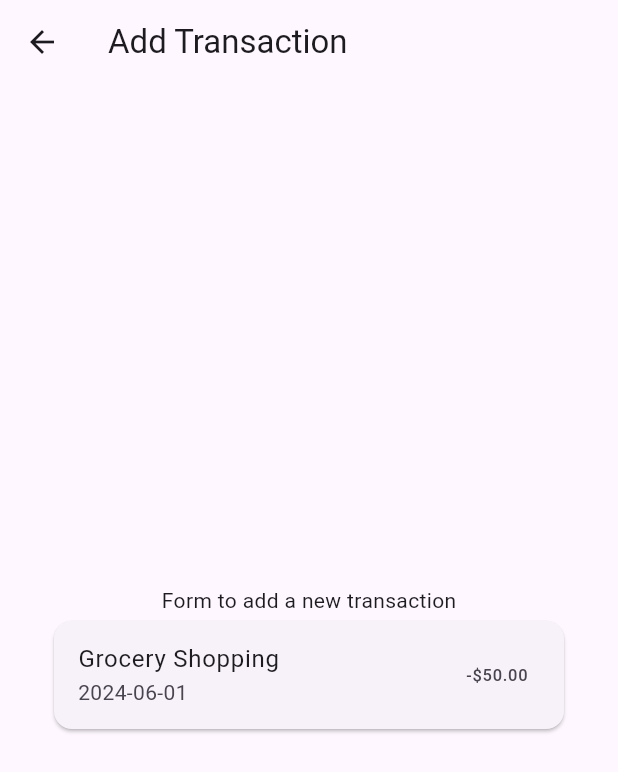
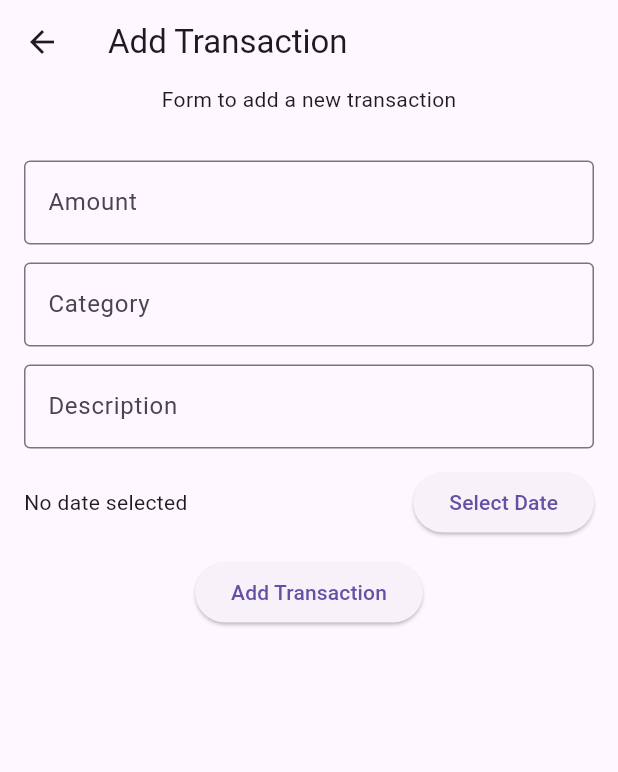
Before and after one commit to matteocivitillo/Personal-finance-tracker, a Flutter app: the screen it shows after launch, after a tap on the "add" icon, on a phone screen of 412 x 824 dp. Shown: the top 772 px of the screen. Run offline on Flutter 3.47's test engine with Material 3 defaults, Android fonts, the phone set to English and light mode, and no system bars; our stand-ins replace get, hive_flutter; accounts and stored records are empty.

Commit message:
TransactionController and AddTransaction

```diff
--- /dev/null
+++ b/lib/Controller/TransactionController.dart
@@ -0,0 +1,23 @@
+import 'package:flutter/material.dart';
+import 'package:personal_finance_tracker/models/transaction.dart';
+import 'package:get/get.dart';
+
+class TransactionController extends GetxController {
+  // Add your transaction management logic here
+  final transaction = <TransactionModel>[].obs;
+  final totalAmount = 0.0.obs;
+
+  void addTransaction(TransactionModel tx) {
+    transaction.add(tx);
+    totalAmount.value += tx.amount;
+  }
+
+  void removeTransaction(TransactionModel tx) {
+    transaction.remove(tx);
+    totalAmount.value -= tx.amount;
+  }
+
+  List<TransactionModel> get allTransactions => transaction;
+  double get total => totalAmount.value;
+
+}
--- a/lib/main.dart
+++ b/lib/main.dart
@@ -30,7 +30,7 @@ class PersonalFinanceApp extends StatelessWidget {
       initialRoute: '/',
       routes: {
         '/': (context) => const HomeScreen(),
-        '/add': (context) => const AddTransactionScreen(),
+        '/add': (context) => AddTransactionScreen(),
         '/stats': (context) => const StatsScreen(),
         '/detail': (context) => const TransactionDetailScreen(transactionId: '1'), // Placeholder, actual ID will be passed via onGenerateRoute
       },
--- a/lib/screens/add_transaction.dart
+++ b/lib/screens/add_transaction.dart
@@ -1,7 +1,17 @@
 import 'package:flutter/material.dart';
+import 'package:get/get.dart';
+import '../Controller/TransactionController.dart';
+import '../models/transaction.dart';
 
-class AddTransactionScreen extends StatelessWidget {
-  const AddTransactionScreen({super.key});
+class AddTransactionScreen extends StatefulWidget {
+  AddTransactionScreen({super.key});
+
+  @override
+  State<AddTransactionScreen> createState() => _AddTransactionScreenState();
+}
+
+class _AddTransactionScreenState extends State<AddTransactionScreen> {
+  final transactionController = Get.put(TransactionController());
 
   @override
   Widget build(BuildContext context) {
@@ -9,17 +19,24 @@ class AddTransactionScreen extends StatelessWidget {
       appBar: AppBar(
         title: const Text('Add Transaction'),
       ),
-        body: const Center(
+        body: Center(
           child: Column(
             mainAxisAlignment: MainAxisAlignment.center,
             children: [
               Text('Form to add a new transaction'),
-              Padding(
-                padding: EdgeInsets. symmetric(horizontal: 32.0),
-                child: TransactionCard(
-                  title: 'Grocery Shopping',
-                  amount: '-\$50.00',
-                  date: '2024-06-01',
+              Expanded(child: FormWidget()),
+              Expanded(
+                child: Obx(() => ListView(
+                  children: transactionController.allTransactions
+                      .map((tx) => Card(
+                            child: ListTile(
+                              title: Text(tx.description),
+                              subtitle: Text(tx.date.toString()),
+                              trailing: Text('€${tx.amount.toStringAsFixed(2)}'),
+                            ),
+                          ))
+                      .toList(),
+                  ),
                 ),
               ),
             ],
@@ -29,30 +46,106 @@ class AddTransactionScreen extends StatelessWidget {
   }
 }
 
-
-class TransactionCard extends StatelessWidget {
-  final String title;
-  final String amount;
-  final String date;
-
-  const TransactionCard({
-    super.key,
-    required this.title,
-    required this.amount,
-    required this.date,
-  });
+class FormWidget extends StatelessWidget {
+  const FormWidget({super.key});
 
   @override
   Widget build(BuildContext context) {
-    return Card(
-      child: ListTile(
-        title: Text(title),
-        subtitle: Text(date),
-        trailing: Text(amount),
-        onTap: () {
-          // Navigate to transaction detail screen
-          Navigator.pushNamed(context, '/detail', arguments: title);
-        },
+    final amountController = TextEditingController();
+    final categoryController = TextEditingController();
+    final descriptionController = TextEditingController();
+    final transactionController = Get.find<TransactionController>();
+    DateTime? selectedDate;
+
+    return Padding(
+      padding: const EdgeInsets.all(16.0),
+      child: Column(
+        mainAxisAlignment: MainAxisAlignment.center,
+        children: [
+          TextField(
+            controller: amountController,
+            keyboardType: TextInputType.number,
+            decoration: const InputDecoration(
+              labelText: 'Amount',
+              border: OutlineInputBorder(),
+            ),
+          ),
+          const SizedBox(height: 12),
+          TextField(
+            controller: categoryController,
+            decoration: const InputDecoration(
+              labelText: 'Category',
+              border: OutlineInputBorder(),
+            ),
+          ),
+          const SizedBox(height: 12),
+          TextField(
+            controller: descriptionController,
+            decoration: const InputDecoration(
+              labelText: 'Description',
+              border: OutlineInputBorder(),
+            ),
+          ),
+          const SizedBox(height: 12),
+          StatefulBuilder(
+            builder: (context, setState) {
+              return Row(
+                children: [
+                  Expanded(
+                    child: Text(selectedDate == null
+                        ? 'No date selected'
+                        : 'Date: ${selectedDate!.toLocal().toString().split(' ')[0]}'),
+                  ),
+                  ElevatedButton(
+                    onPressed: () async {
+                      final picked = await showDatePicker(
+                        context: context,
+                        initialDate: DateTime.now(),
+                        firstDate: DateTime(2000),
+                        lastDate: DateTime(2100),
+                      );
+                      if (picked != null) {
+                        setState(() {
+                          selectedDate = picked;
+                        });
+                      }
+                    },
+                    child: const Text('Select Date'),
+                  ),
+                ],
+              );
+            },
+          ),
+          const SizedBox(height: 12),
+          ElevatedButton(
+            onPressed: () {
+              final amount = double.tryParse(amountController.text) ?? 0.0;
+              final category = categoryController.text;
+              final description = descriptionController.text;
+              final date = selectedDate ?? DateTime.now();
+              if (category.isEmpty || description.isEmpty || amount == 0.0) {
+                ScaffoldMessenger.of(context).showSnackBar(
+                  const SnackBar(content: Text('Please fill all fields and enter a valid amount')),
+                );
+                return;
+              }
+              final tx = TransactionModel(
+                amount: amount,
+                category: category,
+                description: description,
+                date: date,
+              );
+              transactionController.addTransaction(tx);
+              ScaffoldMessenger.of(context).showSnackBar(
+                const SnackBar(content: Text('Transaction added!')),
+              );
+              amountController.clear();
+              categoryController.clear();
+              descriptionController.clear();
+            },
+            child: const Text('Add Transaction'),
+          ),
+        ],
       ),
     );
   }
--- a/lib/screens/home_screen.dart
+++ b/lib/screens/home_screen.dart
@@ -1,20 +1,25 @@
 import 'package:flutter/material.dart';
+import 'package:hive_flutter/hive_flutter.dart';
+import 'package:personal_finance_tracker/models/transaction.dart';
 
 class HomeScreen extends StatelessWidget {
+
   const HomeScreen({super.key});
 
   @override
   Widget build(BuildContext context) {
     return Scaffold(
       appBar: AppBar(
-        title: const Text('Home Screen'),
+        title: const Text('Home'),
       ),
       body: const Center(
-        child: Text('Total balance and transactions'),
+        child: Text('List of transactions'),
       ),
       floatingActionButton: FloatingActionButton(
-          onPressed: ()=> Navigator.pushNamed(context, '/add'),
-          child: Icon(Icons.add),
+        onPressed: () {
+          Navigator.pushNamed(context, '/add');
+        },
+        child: const Icon(Icons.add),
       ),
     );
   }
--- a/pubspec.yaml
+++ b/pubspec.yaml
@@ -37,6 +37,7 @@ dependencies:
   # The following adds the Cupertino Icons font to your application.
   # Use with the CupertinoIcons class for iOS style icons.
   cupertino_icons: ^1.0.8
+  get: ^4.6.5
 
 dev_dependencies:
   flutter_test:
```
Also changed, not shown: pubspec.lock.
